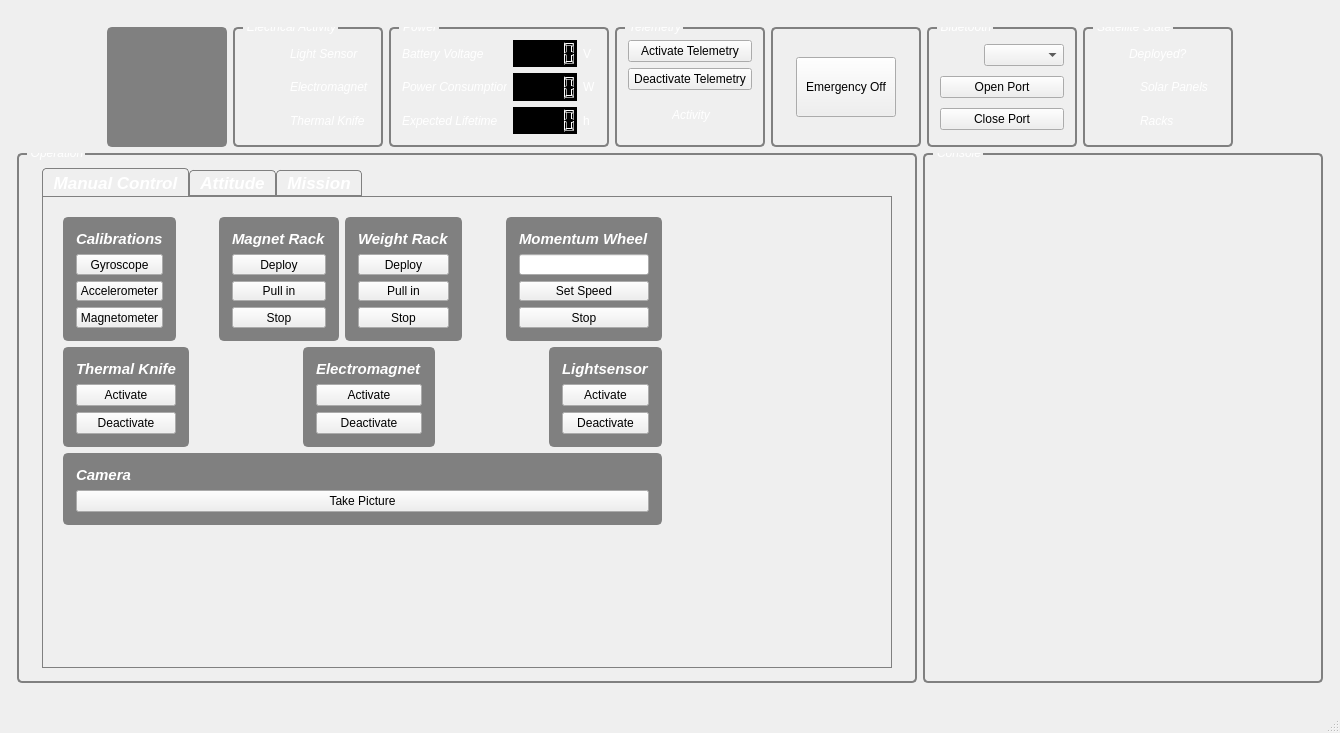
First picture: the form in groundstation.ui, repository lxbader/frogstation, before the edit.
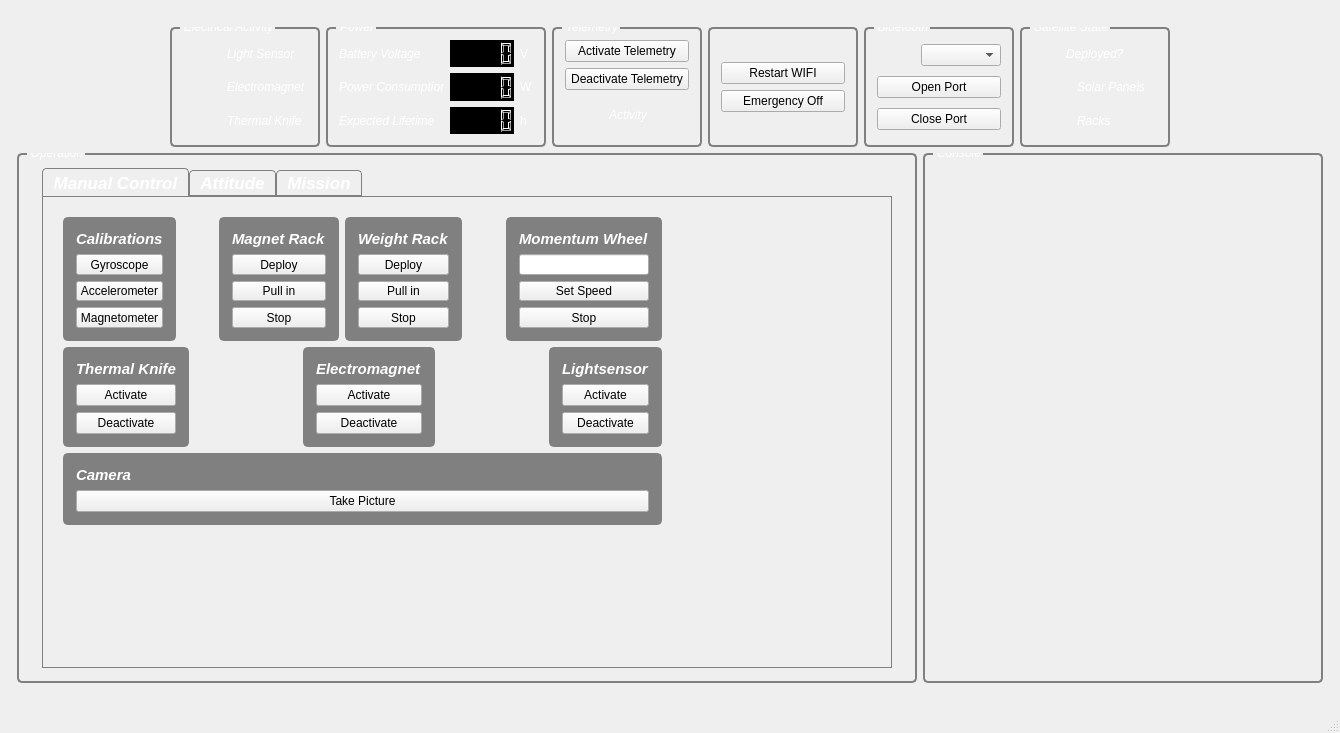
Second picture: the form after the edit. The open tabs and pages were chosen to show the change. Icons and pictures are not drawn. Custom widgets are drawn as their Qt base class.

Commit message:
Minor changes, switch to wifi for telecommands
Deleted the small compass on the top, added wifi-restart button,
telecommands via wifi

```diff
--- a/groundstation.ui
+++ b/groundstation.ui
@@ -92,30 +92,6 @@
           </property>
          </spacer>
         </item>
-        <item>
-         <widget class="QGroupBox" name="groupBox_smallCompass">
-          <property name="minimumSize">
-           <size>
-            <width>120</width>
-            <height>120</height>
-           </size>
-          </property>
-          <property name="maximumSize">
-           <size>
-            <width>120</width>
-            <height>120</height>
-           </size>
-          </property>
-          <property name="title">
-           <string/>
-          </property>
-          <layout class="QVBoxLayout" name="verticalLayout_20">
-           <item>
-            <widget class="Compass" name="widget" native="true"/>
-           </item>
-          </layout>
-         </widget>
-        </item>
         <item>
          <widget class="QGroupBox" name="groupBox_4">
           <property name="minimumSize">
@@ -435,51 +411,24 @@
           <property name="title">
            <string/>
           </property>
-          <layout class="QHBoxLayout" name="horizontalLayout_23">
+          <layout class="QVBoxLayout" name="verticalLayout_37">
            <item>
-            <spacer name="horizontalSpacer_14">
-             <property name="orientation">
-              <enum>Qt::Horizontal</enum>
-             </property>
-             <property name="sizeHint" stdset="0">
-              <size>
-               <width>40</width>
-               <height>20</height>
-              </size>
-             </property>
-            </spacer>
+            <layout class="QVBoxLayout" name="verticalLayout_36">
+             <item>
+              <widget class="QPushButton" name="restartWifiButton">
+               <property name="text">
+                <string>Restart WIFI</string>
+               </property>
+              </widget>
            </item>
            <item>
             <widget class="QPushButton" name="emergencyOffButton">
-             <property name="minimumSize">
-              <size>
-               <width>100</width>
-               <height>60</height>
-              </size>
-             </property>
-             <property name="maximumSize">
-              <size>
-               <width>100</width>
-               <height>60</height>
-              </size>
-             </property>
              <property name="text">
               <string>Emergency Off</string>
              </property>
             </widget>
            </item>
-           <item>
-            <spacer name="horizontalSpacer_15">
-             <property name="orientation">
-              <enum>Qt::Horizontal</enum>
-             </property>
-             <property name="sizeHint" stdset="0">
-              <size>
-               <width>40</width>
-               <height>20</height>
-              </size>
-             </property>
-            </spacer>
+            </layout>
            </item>
           </layout>
          </widget>
```
Left out of the diff: 2 changed lines with no effect on the pictures. Lines whose indentation alone changed are shown as unchanged. The commit also changes 3 other files.
